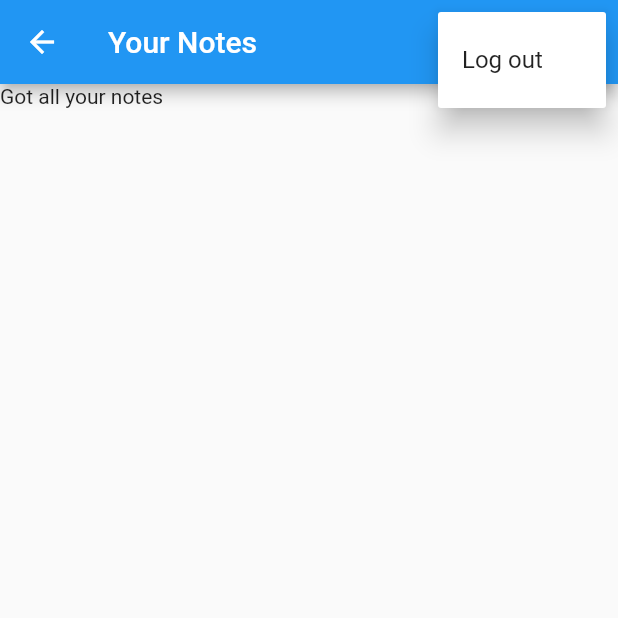
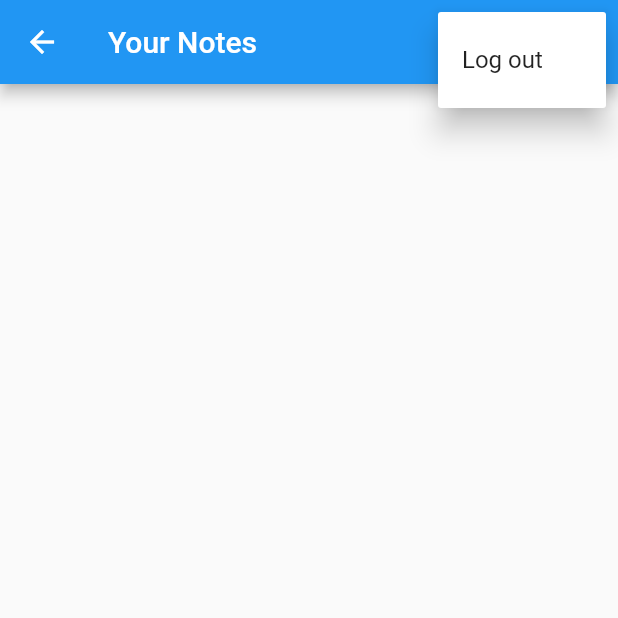
Before and after one commit to gary-the-gamer/flutterApp.github.io, a Flutter app: the NotesView screen opened by its route, after a tap on the "more vert" icon, on a phone screen of 412 x 824 dp, the top half of it. Run offline on Flutter 3.47's test engine with Material 2 defaults, Android fonts, the phone set to English and light mode, and no system bars; our stand-ins replace firebase_auth, firebase_core, sqflite; accounts and stored records are empty.

Commit message:
showing you notes

```diff
--- a/flutterapp/lib/notes/new_notes_view.dart
+++ b/flutterapp/lib/notes/new_notes_view.dart
@@ -85,7 +85,7 @@ class _NewNoteViewState extends State<NewNoteView> {
           builder: (context, snapshot) {
             switch (snapshot.connectionState) {
               case ConnectionState.done:
-                _note = snapshot.data;
+                _note = snapshot.data as DatabaseNotes?;
                 _setupTextControllerListener();
                 return TextField(
                   controller: _texeController,
--- a/flutterapp/lib/notes/notes_view.dart
+++ b/flutterapp/lib/notes/notes_view.dart
@@ -18,7 +18,6 @@ class _NotesViewState extends State<NotesView> {
   @override
   void initState() {
     _notesService = NotesService();
-    _notesService.open();
     super.initState();
   }
 
@@ -68,7 +67,20 @@ class _NotesViewState extends State<NotesView> {
                       if (snapshot.hasData) {
                         final allNotes = snapshot.data as List<DatabaseNotes>;
                         print(allNotes);
-                        return const Text('Got all your notes');
+                        return ListView.builder(
+                          itemCount: allNotes.length,
+                          itemBuilder: (context, index) {
+                            final note = allNotes[index];
+                            return ListTile(
+                              title: Text(
+                                note.text,
+                                maxLines: 1,
+                                softWrap: true,
+                                overflow: TextOverflow.ellipsis,
+                              ),
+                            );
+                          },
+                        );
                       } else {
                         return const CircularProgressIndicator();
                       }
--- a/flutterapp/lib/utlities/crud/notes_service.dart
+++ b/flutterapp/lib/utlities/crud/notes_service.dart
@@ -16,6 +16,7 @@ class NotesService {
       final createdUser = await createUser(email: email);
       return createdUser;
     } catch (e) {
+      final createdUser = await createUser(email: email);
       rethrow;
     }
   }
@@ -34,9 +35,9 @@ class NotesService {
 
   factory NotesService() => _shared;
 
-  Stream<List<DatabaseNotes>> get allNotes => _notesStreamController.stream;
   late final StreamController<List<DatabaseNotes>> _notesStreamController;
 
+  Stream<List<DatabaseNotes>> get allNotes => _notesStreamController.stream;
   Future<void> _cacheNotes() async {
     final allNotes = await getAllNotes();
     _notes = allNotes.toList();
@@ -251,7 +252,7 @@ class DatbaseUser {
   final int id;
   final String email;
 
-  DatbaseUser({
+  const DatbaseUser({
     required this.id,
     required this.email,
   });
```
